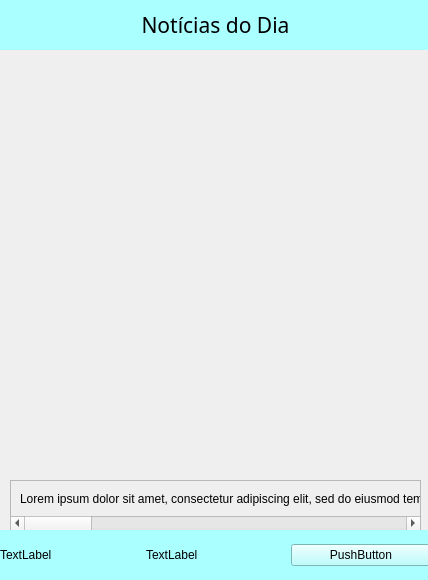
Above: tela_noticias.ui from eliezersilva-dev/Projeto_Python_PyQt5_QtDesigner before the change. Below: the same form after it.
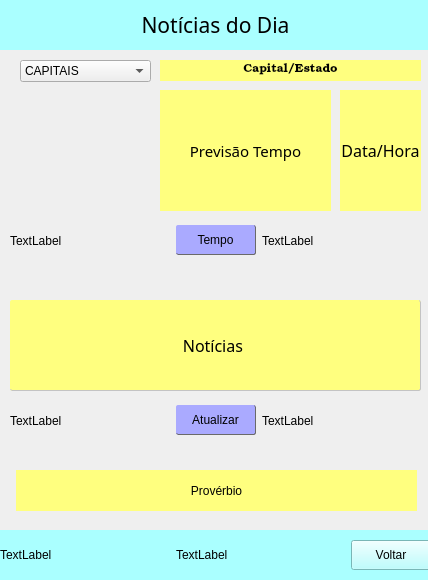
That is the form after the change.

Diff of the .ui file:
```diff
--- a/tela_noticias.ui
+++ b/tela_noticias.ui
@@ -42,44 +42,6 @@
      <set>Qt::AlignCenter</set>
     </property>
    </widget>
-   <widget class="QScrollArea" name="scrollArea">
-    <property name="geometry">
-     <rect>
-      <x>10</x>
-      <y>480</y>
-      <width>411</width>
-      <height>51</height>
-     </rect>
-    </property>
-    <property name="autoFillBackground">
-     <bool>false</bool>
-    </property>
-    <property name="horizontalScrollBarPolicy">
-     <enum>Qt::ScrollBarAlwaysOn</enum>
-    </property>
-    <property name="widgetResizable">
-     <bool>true</bool>
-    </property>
-    <widget class="QWidget" name="scrollAreaWidgetContents">
-     <property name="geometry">
-      <rect>
-       <x>-1058</x>
-       <y>0</y>
-       <width>2103</width>
-       <height>32</height>
-      </rect>
-     </property>
-     <layout class="QVBoxLayout" name="verticalLayout">
-      <item>
-       <widget class="QLabel" name="label_5">
-        <property name="text">
-         <string>Lorem ipsum dolor sit amet, consectetur adipiscing elit, sed do eiusmod tempor incididunt ut labore et dolore magna aliqua. Ut enim ad minim veniam, quis nostrud exercitation ullamco laboris nisi ut aliquip ex ea commodo consequat. Duis aute irure dolor in reprehenderit in voluptate velit esse cillum dolore eu fugiat nulla pariatur. Excepteur sint occaecat cupidatat non proident, sunt in culpa qui officia deserunt mollit anim id est laborum.</string>
-        </property>
-       </widget>
-      </item>
-     </layout>
-    </widget>
-   </widget>
    <widget class="QWidget" name="widget" native="true">
     <property name="geometry">
      <rect>
@@ -110,9 +72,21 @@
         </widget>
        </item>
        <item>
-        <widget class="QPushButton" name="pushButton">
+        <widget class="QPushButton" name="btn_voltar">
+         <property name="minimumSize">
+          <size>
+           <width>80</width>
+           <height>30</height>
+          </size>
+         </property>
+         <property name="maximumSize">
+          <size>
+           <width>80</width>
+           <height>30</height>
+          </size>
+         </property>
          <property name="text">
-          <string>PushButton</string>
+          <string>Voltar</string>
          </property>
         </widget>
        </item>
@@ -120,6 +94,416 @@
      </item>
     </layout>
    </widget>
+   <widget class="QLabel" name="label_noticias">
+    <property name="geometry">
+     <rect>
+      <x>10</x>
+      <y>300</y>
+      <width>411</width>
+      <height>91</height>
+     </rect>
+    </property>
+    <property name="font">
+     <font>
+      <family>Baskerville Old Face</family>
+      <pointsize>12</pointsize>
+     </font>
+    </property>
+    <property name="styleSheet">
+     <string notr="true">background-color: rgb(255, 255, 127);
+border-bottom: 1px solid;
+	border-bottom-color: #c3c3c3;
+border-right: 1px solid;
+	border-right-color: #c3c3c3;
+border-radius: 2px;
+</string>
+    </property>
+    <property name="lineWidth">
+     <number>3</number>
+    </property>
+    <property name="text">
+     <string>Notícias </string>
+    </property>
+    <property name="textFormat">
+     <enum>Qt::PlainText</enum>
+    </property>
+    <property name="alignment">
+     <set>Qt::AlignCenter</set>
+    </property>
+    <property name="wordWrap">
+     <bool>true</bool>
+    </property>
+   </widget>
+   <widget class="QComboBox" name="comboBox">
+    <property name="geometry">
+     <rect>
+      <x>20</x>
+      <y>60</y>
+      <width>131</width>
+      <height>22</height>
+     </rect>
+    </property>
+    <item>
+     <property name="text">
+      <string>CAPITAIS</string>
+     </property>
+    </item>
+    <item>
+     <property name="text">
+      <string>Aracaju</string>
+     </property>
+    </item>
+    <item>
+     <property name="text">
+      <string>Belém</string>
+     </property>
+    </item>
+    <item>
+     <property name="text">
+      <string>Belo Horizonte</string>
+     </property>
+    </item>
+    <item>
+     <property name="text">
+      <string>Brasília</string>
+     </property>
+    </item>
+    <item>
+     <property name="text">
+      <string>Boa Vista</string>
+     </property>
+    </item>
+    <item>
+     <property name="text">
+      <string>Campo Grande</string>
+     </property>
+    </item>
+    <item>
+     <property name="text">
+      <string>Cuiabá</string>
+     </property>
+    </item>
+    <item>
+     <property name="text">
+      <string>Curitiba</string>
+     </property>
+    </item>
+    <item>
+     <property name="text">
+      <string>Fortaleza</string>
+     </property>
+    </item>
+    <item>
+     <property name="text">
+      <string>Florianópolis</string>
+     </property>
+    </item>
+    <item>
+     <property name="text">
+      <string>Goiânia</string>
+     </property>
+    </item>
+    <item>
+     <property name="text">
+      <string>João Pessoa</string>
+     </property>
+    </item>
+    <item>
+     <property name="text">
+      <string>Macapá</string>
+     </property>
+    </item>
+    <item>
+     <property name="text">
+      <string>Maceió</string>
+     </property>
+    </item>
+    <item>
+     <property name="text">
+      <string>Manaus</string>
+     </property>
+    </item>
+    <item>
+     <property name="text">
+      <string>Natal</string>
+     </property>
+    </item>
+    <item>
+     <property name="text">
+      <string>Palmas</string>
+     </property>
+    </item>
+    <item>
+     <property name="text">
+      <string>Porto Velho</string>
+     </property>
+    </item>
+    <item>
+     <property name="text">
+      <string>Recife</string>
+     </property>
+    </item>
+    <item>
+     <property name="text">
+      <string>Rio Branco</string>
+     </property>
+    </item>
+    <item>
+     <property name="text">
+      <string>Rio de Janeiro</string>
+     </property>
+    </item>
+    <item>
+     <property name="text">
+      <string>Salvador</string>
+     </property>
+    </item>
+    <item>
+     <property name="text">
+      <string>São Luís</string>
+     </property>
+    </item>
+    <item>
+     <property name="text">
+      <string>São Paulo</string>
+     </property>
+    </item>
+    <item>
+     <property name="text">
+      <string>Teresina</string>
+     </property>
+    </item>
+    <item>
+     <property name="text">
+      <string>Vitória</string>
+     </property>
+    </item>
+   </widget>
+   <widget class="QWidget" name="layoutWidget">
+    <property name="geometry">
+     <rect>
+      <x>10</x>
+      <y>400</y>
+      <width>411</width>
+      <height>41</height>
+     </rect>
+    </property>
+    <layout class="QHBoxLayout" name="horizontalLayout_2">
+     <item>
+      <widget class="QLabel" name="label_5">
+       <property name="text">
+        <string>TextLabel</string>
+       </property>
+      </widget>
+     </item>
+     <item>
+      <widget class="QPushButton" name="btn_atualizar">
+       <property name="maximumSize">
+        <size>
+         <width>80</width>
+         <height>30</height>
+        </size>
+       </property>
+       <property name="styleSheet">
+        <string notr="true">QPushButton{
+color: #black;
+border-right:  1px solid;
+	border-right-color: #6a6a6a;
+border-bottom: 1px solid;
+	border-bottom-color:#6a6a6a;
+background-color: rgb(170, 170, 255);
+border-radius: 2px
+}
+
+QPushButton:pressed{
+color: black;
+border-left: 1px solid;
+	border-left-color: #c3c3c3;
+border-top: 1px solid;
+	border-top-color:#c3c3c3;
+border-right: transparent;
+border-bottom: transparent;
+background-color: rgb(240, 240, 240);
+border-radius: 2px
+}
+</string>
+       </property>
+       <property name="text">
+        <string>Atualizar</string>
+       </property>
+      </widget>
+     </item>
+     <item>
+      <widget class="QLabel" name="label_6">
+       <property name="text">
+        <string>TextLabel</string>
+       </property>
+      </widget>
+     </item>
+    </layout>
+   </widget>
+   <widget class="QLabel" name="label_capital_estado">
+    <property name="geometry">
+     <rect>
+      <x>160</x>
+      <y>60</y>
+      <width>261</width>
+      <height>21</height>
+     </rect>
+    </property>
+    <property name="font">
+     <font>
+      <family>Bookman Old Style</family>
+     </font>
+    </property>
+    <property name="styleSheet">
+     <string notr="true">background-color: rgb(255, 255, 127);</string>
+    </property>
+    <property name="text">
+     <string>&lt;html&gt;&lt;head/&gt;&lt;body&gt;&lt;p&gt;Capital/Estado&lt;/p&gt;&lt;/body&gt;&lt;/html&gt;</string>
+    </property>
+    <property name="alignment">
+     <set>Qt::AlignCenter</set>
+    </property>
+   </widget>
+   <widget class="QLabel" name="label_previsao">
+    <property name="geometry">
+     <rect>
+      <x>160</x>
+      <y>90</y>
+      <width>171</width>
+      <height>121</height>
+     </rect>
+    </property>
+    <property name="font">
+     <font>
+      <family>Baskerville Old Face</family>
+      <pointsize>11</pointsize>
+     </font>
+    </property>
+    <property name="styleSheet">
+     <string notr="true">background-color: rgb(255, 255, 127);</string>
+    </property>
+    <property name="text">
+     <string>Previsão Tempo</string>
+    </property>
+    <property name="textFormat">
+     <enum>Qt::PlainText</enum>
+    </property>
+    <property name="alignment">
+     <set>Qt::AlignCenter</set>
+    </property>
+    <property name="wordWrap">
+     <bool>true</bool>
+    </property>
+   </widget>
+   <widget class="QLabel" name="label_data_hora">
+    <property name="geometry">
+     <rect>
+      <x>340</x>
+      <y>90</y>
+      <width>81</width>
+      <height>121</height>
+     </rect>
+    </property>
+    <property name="font">
+     <font>
+      <family>Baskerville Old Face</family>
+      <pointsize>12</pointsize>
+     </font>
+    </property>
+    <property name="styleSheet">
+     <string notr="true">background-color: rgb(255, 255, 127);</string>
+    </property>
+    <property name="text">
+     <string>Data/Hora</string>
+    </property>
+    <property name="alignment">
+     <set>Qt::AlignCenter</set>
+    </property>
+   </widget>
+   <widget class="QLabel" name="label_proverbio">
+    <property name="geometry">
+     <rect>
+      <x>16</x>
+      <y>470</y>
+      <width>401</width>
+      <height>41</height>
+     </rect>
+    </property>
+    <property name="styleSheet">
+     <string notr="true">background-color: rgb(255, 255, 127);</string>
+    </property>
+    <property name="text">
+     <string>Provérbio</string>
+    </property>
+    <property name="alignment">
+     <set>Qt::AlignCenter</set>
+    </property>
+   </widget>
+   <widget class="QWidget" name="layoutWidget">
+    <property name="geometry">
+     <rect>
+      <x>10</x>
+      <y>220</y>
+      <width>411</width>
+      <height>41</height>
+     </rect>
+    </property>
+    <layout class="QHBoxLayout" name="horizontalLayout_3">
+     <item>
+      <widget class="QLabel" name="label_8">
+       <property name="text">
+        <string>TextLabel</string>
+       </property>
+      </widget>
+     </item>
+     <item>
+      <widget class="QPushButton" name="btn_tempo">
+       <property name="maximumSize">
+        <size>
+         <width>80</width>
+         <height>30</height>
+        </size>
+       </property>
+       <property name="styleSheet">
+        <string notr="true">QPushButton{
+color: #black;
+border-right:  1px solid;
+	border-right-color: #6a6a6a;
+border-bottom: 1px solid;
+	border-bottom-color:#6a6a6a;
+background-color: rgb(170, 170, 255);
+border-radius: 2px
+}
+
+QPushButton:pressed{
+color: black;
+border-left: 1px solid;
+	border-left-color: #c3c3c3;
+border-top: 1px solid;
+	border-top-color:#c3c3c3;
+border-right: transparent;
+border-bottom: transparent;
+background-color: rgb(240, 240, 240);
+border-radius: 2px
+}
+</string>
+       </property>
+       <property name="text">
+        <string>Tempo</string>
+       </property>
+      </widget>
+     </item>
+     <item>
+      <widget class="QLabel" name="label_9">
+       <property name="text">
+        <string>TextLabel</string>
+       </property>
+      </widget>
+     </item>
+    </layout>
+   </widget>
   </widget>
  </widget>
  <resources/>
```
